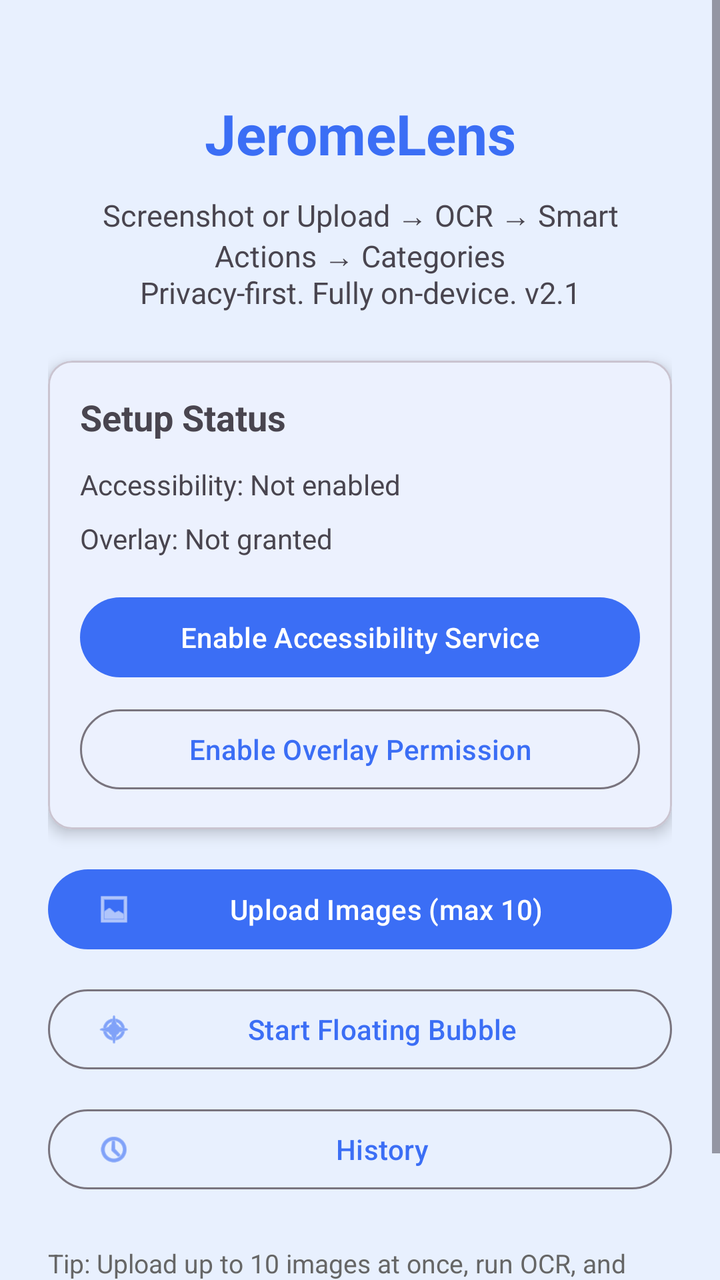
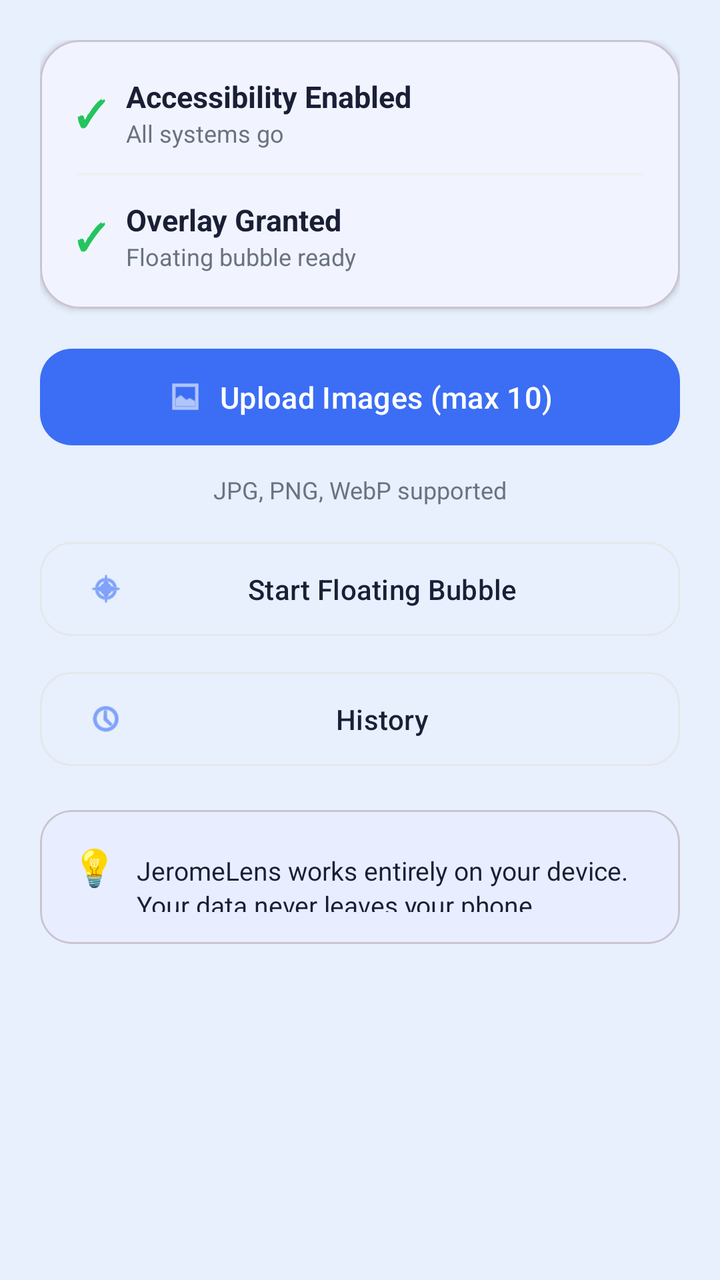

Before-and-after screenshots of an Android layout around one commit, followed by the original layout XML and the change that was made.
<!-- AndroidManifest.xml: activity theme Theme.JeromeLens -->
<!-- res/layout/activity_main.xml -->
<?xml version="1.0" encoding="utf-8"?>
<ScrollView
    xmlns:android="http://schemas.android.com/apk/res/android"
    xmlns:app="http://schemas.android.com/apk/res-auto"
    android:layout_width="match_parent"
    android:layout_height="match_parent"
    android:fillViewport="true">

<androidx.constraintlayout.widget.ConstraintLayout
    android:layout_width="match_parent"
    android:layout_height="wrap_content"
    android:padding="24dp">

    <TextView
        android:id="@+id/title"
        android:layout_width="wrap_content"
        android:layout_height="wrap_content"
        android:text="@string/app_name"
        android:textSize="28sp"
        android:textStyle="bold"
        android:textColor="@color/primary"
        app:layout_constraintTop_toTopOf="parent"
        app:layout_constraintStart_toStartOf="parent"
        app:layout_constraintEnd_toEndOf="parent"
        android:layout_marginTop="24dp" />

    <TextView
        android:id="@+id/subtitle"
        android:layout_width="0dp"
        android:layout_height="wrap_content"
        android:text="Screenshot or Upload → OCR → Smart Actions → Categories\nPrivacy-first. Fully on-device. v2.1"
        android:textSize="15sp"
        android:gravity="center"
        android:layout_marginTop="12dp"
        app:layout_constraintTop_toBottomOf="@id/title"
        app:layout_constraintStart_toStartOf="parent"
        app:layout_constraintEnd_toEndOf="parent" />

    <com.google.android.material.card.MaterialCardView
        android:id="@+id/statusCard"
        android:layout_width="0dp"
        android:layout_height="wrap_content"
        android:layout_marginTop="24dp"
        app:cardElevation="4dp"
        app:cardCornerRadius="12dp"
        app:layout_constraintTop_toBottomOf="@id/subtitle"
        app:layout_constraintStart_toStartOf="parent"
        app:layout_constraintEnd_toEndOf="parent">

        <LinearLayout
            android:layout_width="match_parent"
            android:layout_height="wrap_content"
            android:orientation="vertical"
            android:padding="16dp">

            <TextView
                android:layout_width="wrap_content"
                android:layout_height="wrap_content"
                android:text="Setup Status"
                android:textStyle="bold"
                android:textSize="18sp" />

            <TextView
                android:id="@+id/accessibilityStatus"
                android:layout_width="match_parent"
                android:layout_height="wrap_content"
                android:layout_marginTop="12dp"
                android:text="Accessibility: Not enabled" />

            <TextView
                android:id="@+id/overlayStatus"
                android:layout_width="match_parent"
                android:layout_height="wrap_content"
                android:layout_marginTop="8dp"
                android:text="Overlay: Not granted" />

            <com.google.android.material.button.MaterialButton
                android:id="@+id/btnEnableAccessibility"
                android:layout_width="match_parent"
                android:layout_height="wrap_content"
                android:layout_marginTop="16dp"
                android:text="@string/enable_accessibility" />

            <com.google.android.material.button.MaterialButton
                android:id="@+id/btnEnableOverlay"
                style="@style/Widget.Material3.Button.OutlinedButton"
                android:layout_width="match_parent"
                android:layout_height="wrap_content"
                android:layout_marginTop="8dp"
                android:text="@string/enable_overlay" />
        </LinearLayout>
    </com.google.android.material.card.MaterialCardView>

    <com.google.android.material.button.MaterialButton
        android:id="@+id/btnUploadImages"
        android:layout_width="0dp"
        android:layout_height="wrap_content"
        android:text="@string/upload_images"
        android:layout_marginTop="16dp"
        app:layout_constraintTop_toBottomOf="@id/statusCard"
        app:layout_constraintStart_toStartOf="parent"
        app:layout_constraintEnd_toEndOf="parent"
        app:icon="@android:drawable/ic_menu_gallery" />

    <com.google.android.material.button.MaterialButton
        android:id="@+id/btnToggleBubble"
        style="@style/Widget.Material3.Button.OutlinedButton"
        android:layout_width="0dp"
        android:layout_height="wrap_content"
        android:text="@string/start_bubble"
        android:layout_marginTop="12dp"
        app:layout_constraintTop_toBottomOf="@id/btnUploadImages"
        app:layout_constraintStart_toStartOf="parent"
        app:layout_constraintEnd_toEndOf="parent"
        app:icon="@android:drawable/ic_menu_compass" />

    <com.google.android.material.button.MaterialButton
        android:id="@+id/btnHistory"
        style="@style/Widget.Material3.Button.OutlinedButton"
        android:layout_width="0dp"
        android:layout_height="wrap_content"
        android:text="@string/history"
        android:layout_marginTop="12dp"
        app:layout_constraintTop_toBottomOf="@id/btnToggleBubble"
        app:layout_constraintStart_toStartOf="parent"
        app:layout_constraintEnd_toEndOf="parent"
        app:icon="@android:drawable/ic_menu_recent_history" />

    <TextView
        android:layout_width="0dp"
        android:layout_height="wrap_content"
        android:text="Tip: Upload up to 10 images at once, run OCR, and assign them to a category (Work, Code, Receipts…). Or enable Accessibility + Overlay and take screenshots automatically."
        android:textSize="13sp"
        android:textColor="#666666"
        android:layout_marginTop="24dp"
        android:layout_marginBottom="24dp"
        app:layout_constraintTop_toBottomOf="@id/btnHistory"
        app:layout_constraintStart_toStartOf="parent"
        app:layout_constraintEnd_toEndOf="parent" />

</androidx.constraintlayout.widget.ConstraintLayout>
</ScrollView>
<!-- resources referenced by this layout -->
<resources>
  <color name="primary">#3B6EF5</color>
  <string name="app_name">JeromeLens</string>
  <string name="enable_accessibility">Enable Accessibility Service</string>
  <string name="enable_overlay">Enable Overlay Permission</string>
  <string name="history">History</string>
  <string name="start_bubble">Start Floating Bubble</string>
  <string name="upload_images">Upload Images (max 10)</string>
  <style name="Theme.JeromeLens" parent="Theme.Material3.Light.NoActionBar">
          <item name="colorPrimary">@color/primary</item>
          <item name="colorPrimaryVariant">@color/primary_dark</item>
          <item name="colorOnPrimary">@color/white</item>
          <item name="colorSecondary">@color/secondary</item>
          <item name="colorOnSecondary">@color/white</item>
          <item name="android:statusBarColor">@color/background</item>
          <item name="android:navigationBarColor">@color/background</item>
          <item name="android:windowBackground">@color/background</item>
          <item name="android:windowLightStatusBar">true</item>
          <item name="colorSurface">@color/surface</item>
          <item name="colorOnSurface">@color/text_primary</item>
      </style>
  <color name="primary_dark">#2A56D4</color>
  <color name="white">#FFFFFF</color>
  <color name="secondary">#7C5CFC</color>
  <color name="background">#E8F0FE</color>
  <color name="surface">#FFFFFF</color>
  <color name="text_primary">#1A1F36</color>
</resources>

<!-- the commit's change to res/layout/activity_main.xml (unified diff, before → after) -->
@@ -4,139 +4,208 @@
     xmlns:app="http://schemas.android.com/apk/res-auto"
     android:layout_width="match_parent"
     android:layout_height="match_parent"
-    android:fillViewport="true">
-
-<androidx.constraintlayout.widget.ConstraintLayout
-    android:layout_width="match_parent"
-    android:layout_height="wrap_content"
-    android:padding="24dp">
-
-    <TextView
-        android:id="@+id/title"
-        android:layout_width="wrap_content"
+    android:fillViewport="true"
+    android:background="@color/background">
+
+    <LinearLayout
+        android:layout_width="match_parent"
         android:layout_height="wrap_content"
-        android:text="@string/app_name"
-        android:textSize="28sp"
-        android:textStyle="bold"
-        android:textColor="@color/primary"
-        app:layout_constraintTop_toTopOf="parent"
-        app:layout_constraintStart_toStartOf="parent"
-        app:layout_constraintEnd_toEndOf="parent"
-        android:layout_marginTop="24dp" />
-
-    <TextView
-        android:id="@+id/subtitle"
-        android:layout_width="0dp"
-        android:layout_height="wrap_content"
-        android:text="Screenshot or Upload → OCR → Smart Actions → Categories\nPrivacy-first. Fully on-device. v2.1"
-        android:textSize="15sp"
-        android:gravity="center"
-        android:layout_marginTop="12dp"
-        app:layout_constraintTop_toBottomOf="@id/title"
-        app:layout_constraintStart_toStartOf="parent"
-        app:layout_constraintEnd_toEndOf="parent" />
-
-    <com.google.android.material.card.MaterialCardView
-        android:id="@+id/statusCard"
-        android:layout_width="0dp"
-        android:layout_height="wrap_content"
-        android:layout_marginTop="24dp"
-        app:cardElevation="4dp"
-        app:cardCornerRadius="12dp"
-        app:layout_constraintTop_toBottomOf="@id/subtitle"
-        app:layout_constraintStart_toStartOf="parent"
-        app:layout_constraintEnd_toEndOf="parent">
-
-        <LinearLayout
-            android:layout_width="match_parent"
-            android:layout_height="wrap_content"
-            android:orientation="vertical"
-            android:padding="16dp">
-
-            <TextView
-                android:layout_width="wrap_content"
-                android:layout_height="wrap_content"
-                android:text="Setup Status"
-                android:textStyle="bold"
-                android:textSize="18sp" />
-
-            <TextView
-                android:id="@+id/accessibilityStatus"
+        android:orientation="vertical"
+        android:padding="20dp">
+
+        
+        <com.google.android.material.card.MaterialCardView
+            android:layout_width="match_parent"
+            android:layout_height="wrap_content"
+            app:cardCornerRadius="20dp"
+            app:cardElevation="2dp"
+            app:cardBackgroundColor="@color/surface"
+            android:layout_marginBottom="16dp">
+
+            <LinearLayout
                 android:layout_width="match_parent"
                 android:layout_height="wrap_content"
-                android:layout_marginTop="12dp"
-                android:text="Accessibility: Not enabled" />
-
-            <TextView
-                android:id="@+id/overlayStatus"
+                android:orientation="vertical"
+                android:padding="18dp">
+
+                <LinearLayout
+                    android:layout_width="match_parent"
+                    android:layout_height="wrap_content"
+                    android:orientation="horizontal"
+                    android:gravity="center_vertical">
+
+                    <TextView
+                        android:layout_width="wrap_content"
+                        android:layout_height="wrap_content"
+                        android:text="✓"
+                        android:textColor="@color/success"
+                        android:textSize="18sp"
+                        android:textStyle="bold"
+                        android:layout_marginEnd="10dp" />
+
+                    <LinearLayout
+                        android:layout_width="0dp"
+                        android:layout_height="wrap_content"
+                        android:layout_weight="1"
+                        android:orientation="vertical">
+
+                        <TextView
+                            android:id="@+id/accessibilityStatus"
+                            android:layout_width="match_parent"
+                            android:layout_height="wrap_content"
+                            android:text="Accessibility Enabled"
+                            android:textColor="@color/text_primary"
+                            android:textSize="15sp"
+                            android:textStyle="bold" />
+
+                        <TextView
+                            android:layout_width="match_parent"
+                            android:layout_height="wrap_content"
+                            android:text="All systems go"
+                            android:textColor="@color/text_secondary"
+                            android:textSize="12sp" />
+                    </LinearLayout>
+                </LinearLayout>
+
+                <View
+                    android:layout_width="match_parent"
+                    android:layout_height="1dp"
+                    android:background="#F0F0F0"
+                    android:layout_marginVertical="12dp" />
+
+                <LinearLayout
+                    android:layout_width="match_parent"
+                    android:layout_height="wrap_content"
+                    android:orientation="horizontal"
+                    android:gravity="center_vertical">
+
+                    <TextView
+                        android:layout_width="wrap_content"
+                        android:layout_height="wrap_content"
+                        android:text="✓"
+                        android:textColor="@color/success"
+                        android:textSize="18sp"
+                        android:textStyle="bold"
+                        android:layout_marginEnd="10dp" />
+
+                    <LinearLayout
+                        android:layout_width="0dp"
+                        android:layout_height="wrap_content"
+                        android:layout_weight="1"
+                        android:orientation="vertical">
+
+                        <TextView
+                            android:id="@+id/overlayStatus"
+                            android:layout_width="match_parent"
+                            android:layout_height="wrap_content"
+                            android:text="Overlay Granted"
+                            android:textColor="@color/text_primary"
+                            android:textSize="15sp"
+                            android:textStyle="bold" />
+
+                        <TextView
+                            android:layout_width="match_parent"
+                            android:layout_height="wrap_content"
+                            android:text="Floating bubble ready"
+                            android:textColor="@color/text_secondary"
+                            android:textSize="12sp" />
+                    </LinearLayout>
+                </LinearLayout>
+            </LinearLayout>
+        </com.google.android.material.card.MaterialCardView>
+
+        
+        <com.google.android.material.button.MaterialButton
+            android:id="@+id/btnUploadImages"
+            style="@style/Widget.JeromeLens.Button.Primary"
+            android:layout_width="match_parent"
+            android:layout_height="wrap_content"
+            android:text="Upload Images (max 10)"
+            android:textSize="15sp"
+            app:icon="@android:drawable/ic_menu_gallery"
+            app:iconGravity="textStart"
+            android:layout_marginBottom="10dp" />
+
+        <TextView
+            android:layout_width="match_parent"
+            android:layout_height="wrap_content"
+            android:text="JPG, PNG, WebP supported"
+            android:textColor="@color/text_secondary"
+            android:textSize="12sp"
+            android:gravity="center"
+            android:layout_marginBottom="14dp" />
+
+        
+        <com.google.android.material.button.MaterialButton
+            android:id="@+id/btnToggleBubble"
+            style="@style/Widget.JeromeLens.Button.Secondary"
+            android:layout_width="match_parent"
+            android:layout_height="wrap_content"
+            android:text="Start Floating Bubble"
+            android:layout_marginBottom="10dp"
+            app:icon="@android:drawable/ic_menu_compass" />
+
+        <com.google.android.material.button.MaterialButton
+            android:id="@+id/btnHistory"
+            style="@style/Widget.JeromeLens.Button.Secondary"
+            android:layout_width="match_parent"
+            android:layout_height="wrap_content"
+            android:text="History"
+            android:layout_marginBottom="10dp"
+            app:icon="@android:drawable/ic_menu_recent_history" />
+
+        
+        <com.google.android.material.button.MaterialButton
+            android:id="@+id/btnEnableAccessibility"
+            style="@style/Widget.JeromeLens.Button.Secondary"
+            android:layout_width="match_parent"
+            android:layout_height="wrap_content"
+            android:text="@string/enable_accessibility"
+            android:layout_marginBottom="10dp"
+            android:visibility="gone" />
+
+        <com.google.android.material.button.MaterialButton
+            android:id="@+id/btnEnableOverlay"
+            style="@style/Widget.JeromeLens.Button.Secondary"
+            android:layout_width="match_parent"
+            android:layout_height="wrap_content"
+            android:text="@string/enable_overlay"
+            android:layout_marginBottom="10dp"
+            android:visibility="gone" />
+
+        
+        <com.google.android.material.card.MaterialCardView
+            android:layout_width="match_parent"
+            android:layout_height="wrap_content"
+            app:cardCornerRadius="16dp"
+            app:cardElevation="0dp"
+            app:cardBackgroundColor="@color/primary_light"
+            android:layout_marginTop="8dp">
+
+            <LinearLayout
                 android:layout_width="match_parent"
                 android:layout_height="wrap_content"
-                android:layout_marginTop="8dp"
-                android:text="Overlay: Not granted" />
-
-            <com.google.android.material.button.MaterialButton
-                android:id="@+id/btnEnableAccessibility"
-                android:layout_width="match_parent"
-                android:layout_height="wrap_content"
-                android:layout_marginTop="16dp"
-                android:text="@string/enable_accessibility" />
-
-            <com.google.android.material.button.MaterialButton
-                android:id="@+id/btnEnableOverlay"
-                style="@style/Widget.Material3.Button.OutlinedButton"
-                android:layout_width="match_parent"
-                android:layout_height="wrap_content"
-                android:layout_marginTop="8dp"
-                android:text="@string/enable_overlay" />
-        </LinearLayout>
-    </com.google.android.material.card.MaterialCardView>
-
-    <com.google.android.material.button.MaterialButton
-        android:id="@+id/btnUploadImages"
-        android:layout_width="0dp"
-        android:layout_height="wrap_content"
-        android:text="@string/upload_images"
-        android:layout_marginTop="16dp"
-        app:layout_constraintTop_toBottomOf="@id/statusCard"
-        app:layout_constraintStart_toStartOf="parent"
-        app:layout_constraintEnd_toEndOf="parent"
-        app:icon="@android:drawable/ic_menu_gallery" />
-
-    <com.google.android.material.button.MaterialButton
-        android:id="@+id/btnToggleBubble"
-        style="@style/Widget.Material3.Button.OutlinedButton"
-        android:layout_width="0dp"
-        android:layout_height="wrap_content"
-        android:text="@string/start_bubble"
-        android:layout_marginTop="12dp"
-        app:layout_constraintTop_toBottomOf="@id/btnUploadImages"
-        app:layout_constraintStart_toStartOf="parent"
-        app:layout_constraintEnd_toEndOf="parent"
-        app:icon="@android:drawable/ic_menu_compass" />
-
-    <com.google.android.material.button.MaterialButton
-        android:id="@+id/btnHistory"
-        style="@style/Widget.Material3.Button.OutlinedButton"
-        android:layout_width="0dp"
-        android:layout_height="wrap_content"
-        android:text="@string/history"
-        android:layout_marginTop="12dp"
-        app:layout_constraintTop_toBottomOf="@id/btnToggleBubble"
-        app:layout_constraintStart_toStartOf="parent"
-        app:layout_constraintEnd_toEndOf="parent"
-        app:icon="@android:drawable/ic_menu_recent_history" />
-
-    <TextView
-        android:layout_width="0dp"
-        android:layout_height="wrap_content"
-        android:text="Tip: Upload up to 10 images at once, run OCR, and assign them to a category (Work, Code, Receipts…). Or enable Accessibility + Overlay and take screenshots automatically."
-        android:textSize="13sp"
-        android:textColor="#666666"
-        android:layout_marginTop="24dp"
-        android:layout_marginBottom="24dp"
-        app:layout_constraintTop_toBottomOf="@id/btnHistory"
-        app:layout_constraintStart_toStartOf="parent"
-        app:layout_constraintEnd_toEndOf="parent" />
-
-</androidx.constraintlayout.widget.ConstraintLayout>
+                android:orientation="horizontal"
+                android:padding="16dp"
+                android:gravity="top">
+
+                <TextView
+                    android:layout_width="wrap_content"
+                    android:layout_height="wrap_content"
+                    android:text="💡"
+                    android:textSize="18sp"
+                    android:layout_marginEnd="10dp" />
+
+                <TextView
+                    android:layout_width="0dp"
+                    android:layout_height="wrap_content"
+                    android:layout_weight="1"
+                    android:text="JeromeLens works entirely on your device. Your data never leaves your phone."
+                    android:textColor="@color/text_primary"
+                    android:textSize="13sp"
+                    android:lineSpacingExtra="2dp" />
+            </LinearLayout>
+        </com.google.android.material.card.MaterialCardView>
+
+    </LinearLayout>
 </ScrollView>
<!-- resource entries referenced after the edit -->
@@ -1,12 +1,27 @@
 <!-- resources referenced by this layout -->
 <resources>
-  <color name="primary">#3B6EF5</color>
-  <string name="app_name">JeromeLens</string>
+  <color name="background">#E8F0FE</color>
+  <color name="primary_light">#E8EEFF</color>
+  <color name="success">#22C55E</color>
+  <color name="surface">#FFFFFF</color>
+  <color name="text_primary">#1A1F36</color>
+  <color name="text_secondary">#6B7280</color>
   <string name="enable_accessibility">Enable Accessibility Service</string>
   <string name="enable_overlay">Enable Overlay Permission</string>
-  <string name="history">History</string>
-  <string name="start_bubble">Start Floating Bubble</string>
-  <string name="upload_images">Upload Images (max 10)</string>
+  <style name="Widget.JeromeLens.Button.Primary" parent="Widget.Material3.Button">
+          <item name="cornerRadius">16dp</item>
+          <item name="android:textAllCaps">false</item>
+          <item name="android:paddingTop">14dp</item>
+          <item name="android:paddingBottom">14dp</item>
+      </style>
+  <style name="Widget.JeromeLens.Button.Secondary" parent="Widget.Material3.Button.OutlinedButton">
+          <item name="cornerRadius">16dp</item>
+          <item name="android:textAllCaps">false</item>
+          <item name="android:paddingTop">14dp</item>
+          <item name="android:paddingBottom">14dp</item>
+          <item name="strokeColor">#E5E7EB</item>
+          <item name="android:textColor">@color/text_primary</item>
+      </style>
   <style name="Theme.JeromeLens" parent="Theme.Material3.Light.NoActionBar">
           <item name="colorPrimary">@color/primary</item>
           <item name="colorPrimaryVariant">@color/primary_dark</item>
@@ -20,11 +35,9 @@
           <item name="colorSurface">@color/surface</item>
           <item name="colorOnSurface">@color/text_primary</item>
       </style>
+  <color name="primary">#3B6EF5</color>
   <color name="primary_dark">#2A56D4</color>
   <color name="white">#FFFFFF</color>
   <color name="secondary">#7C5CFC</color>
-  <color name="background">#E8F0FE</color>
-  <color name="surface">#FFFFFF</color>
-  <color name="text_primary">#1A1F36</color>
 </resources>
 
